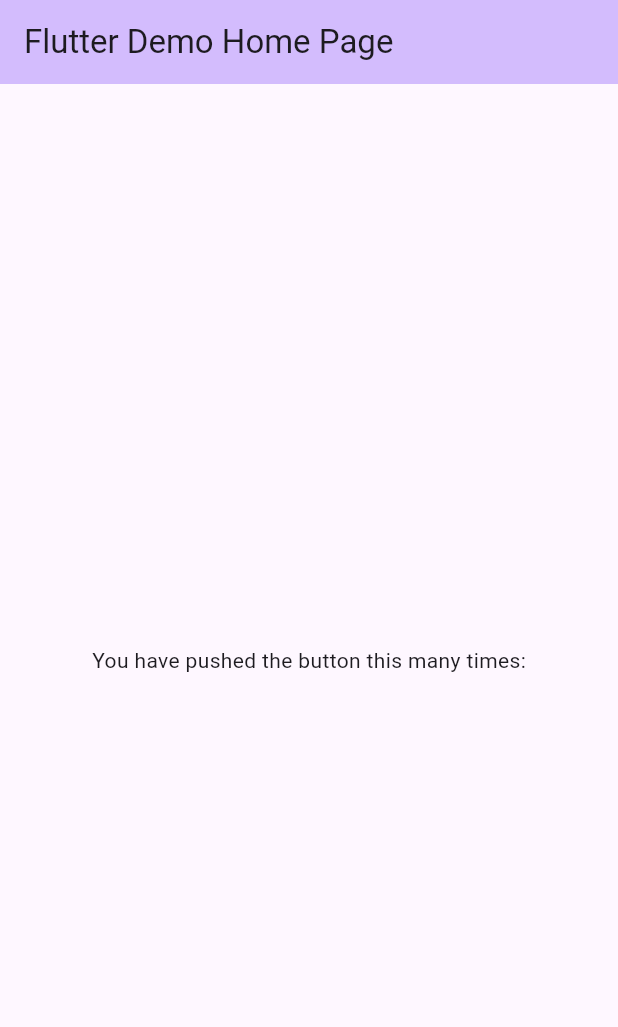
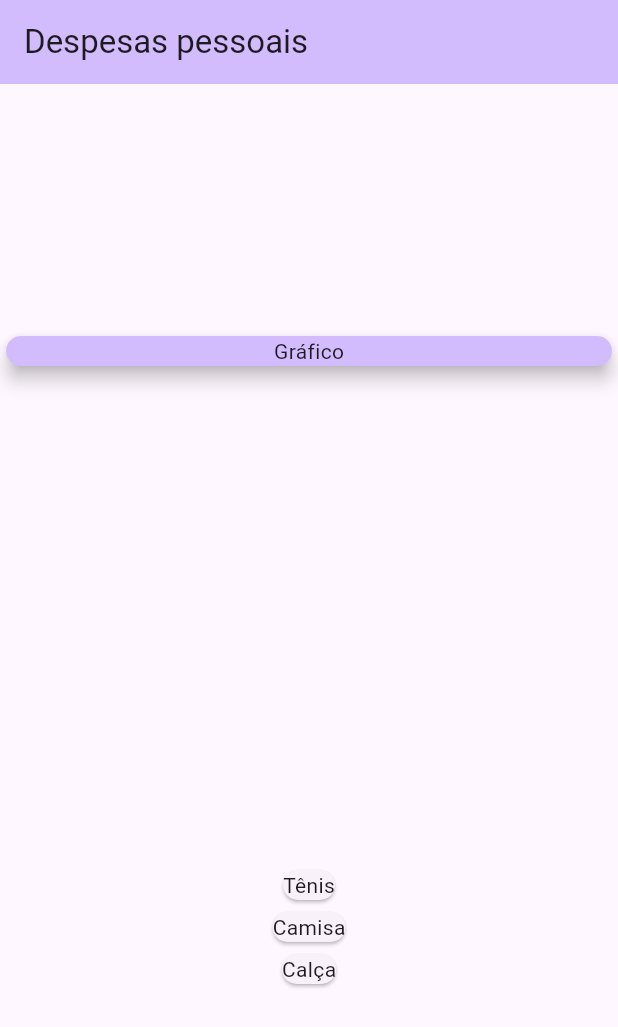
Before and after one commit to WagaoCarvalhoDev/personal_expenses, a Flutter app: the screen it shows after launch, on a phone screen of 412 x 824 dp. Shown: the top 1027 px of the screen. Run offline on Flutter 3.47's test engine with Material 2 defaults, Android fonts, the phone set to English and light mode, and no system bars.

Commit message:
create: model and data

```diff
--- /dev/null
+++ b/lib/data/transactions_data.dart
@@ -0,0 +1,24 @@
+import 'package:personal_expenses/models/transaction.dart';
+
+class TransactionsData {
+  static final transactions = [
+    Transaction(
+      id: 't1',
+      title: 'Tênis',
+      value: 310.76,
+      date: DateTime.now(),
+    ),
+    Transaction(
+      id: 't2',
+      title: 'Camisa',
+      value: 110.57,
+      date: DateTime.now(),
+    ),
+    Transaction(
+      id: 't3',
+      title: 'Calça',
+      value: 200.13,
+      date: DateTime.now(),
+    ),
+  ];
+}
--- a/lib/home_page.dart
+++ b/lib/home_page.dart
@@ -1,9 +1,8 @@
 import 'package:flutter/material.dart';
+import 'package:personal_expenses/data/transactions_data.dart';
 
 class HomePage extends StatefulWidget {
-  const HomePage({super.key, required this.title});
-
-  final String title;
+  const HomePage({super.key});
 
   @override
   State<HomePage> createState() => _MyHomePageState();
@@ -15,14 +14,31 @@ class _MyHomePageState extends State<HomePage> {
     return Scaffold(
       appBar: AppBar(
         backgroundColor: Theme.of(context).colorScheme.inversePrimary,
-        title: Text(widget.title),
+        title: const Text('Despesas pessoais'),
       ),
-      body: const Center(
+      body: Center(
         child: Column(
-          mainAxisAlignment: MainAxisAlignment.center,
+          mainAxisAlignment: MainAxisAlignment.spaceAround,
+          //crossAxisAlignment: CrossAxisAlignment.stretch,
           children: <Widget>[
-            Text(
-              'You have pushed the button this many times:',
+            SizedBox(
+              //width: MediaQuery.of(context).size.width,
+              child: Card(
+                color: Theme.of(context).colorScheme.inversePrimary,
+                elevation: 5,
+                child: const Center(child: Text('Gráfico')),
+              ),
+            ),
+            Column(
+              children: [
+                ...TransactionsData.transactions.map(
+                  (t) {
+                    return Card(
+                      child: Text(t.title),
+                    );
+                  },
+                ).toList()
+              ],
             ),
           ],
         ),
--- a/lib/main.dart
+++ b/lib/main.dart
@@ -16,7 +16,7 @@ class MyApp extends StatelessWidget {
         colorScheme: ColorScheme.fromSeed(seedColor: Colors.deepPurple),
         useMaterial3: true,
       ),
-      home: const HomePage(title: 'Flutter Demo Home Page'),
+      home: const HomePage(),
     );
   }
 }
--- /dev/null
+++ b/lib/models/transaction.dart
@@ -0,0 +1,13 @@
+class Transaction {
+  final String id;
+  final String title;
+  final double value;
+  final DateTime date;
+
+  Transaction({
+    required this.id,
+    required this.title,
+    required this.value,
+    required this.date,
+  });
+}
```
